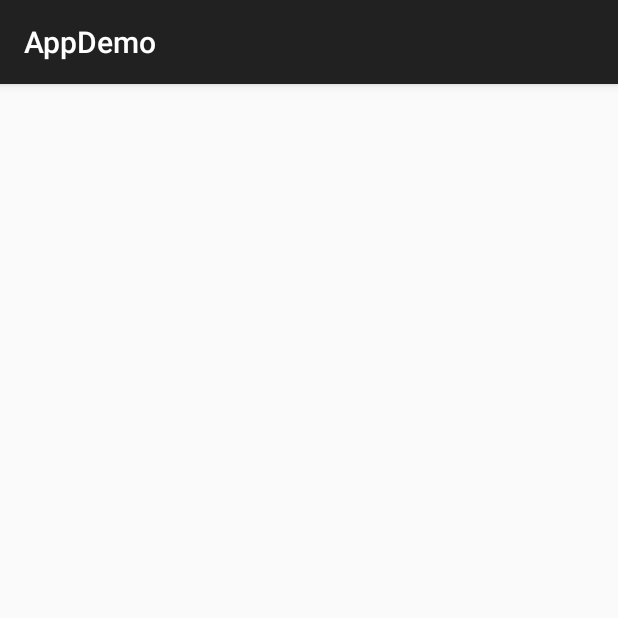
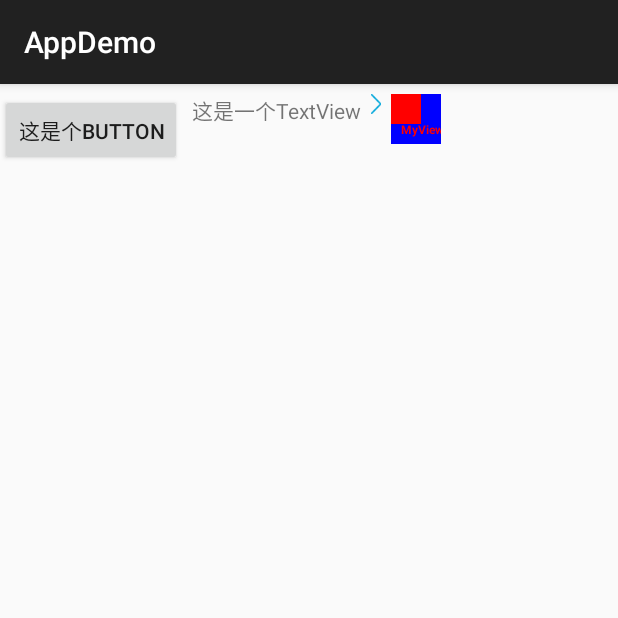
Before and after one commit to jiaowenzheng/AppDemo, an Android app: the screen it shows after launch (MyHandlerActivity), after a tap on "handler Thread", on a phone screen of 412 x 824 dp, the top half of it. Run offline under Robolectric (Android 15) with nearby library versions, the phone set to English and light mode, and no system bars.

Commit message:
增加绘制view

```diff
--- a/app/build.gradle
+++ b/app/build.gradle
@@ -2,7 +2,7 @@ apply plugin: 'com.android.application'
 
 android {
     compileSdkVersion 22
-    buildToolsVersion "23.0.0 rc3"
+    buildToolsVersion '23.0.0'
 
     defaultConfig {
         applicationId "com.jiaowenzheng.app"
--- a/app/src/main/AndroidManifest.xml
+++ b/app/src/main/AndroidManifest.xml
@@ -46,6 +46,9 @@
             android:name=".activity.ListViewActivity"
             android:label="@string/title_activity_list_view" >
         </activity>
+
+        <activity android:name=".activity.MyViewGroupActivity"/>
+
     </application>
 
 </manifest>
--- a/app/src/main/java/com/jiaowenzheng/app/MainActivity.java
+++ b/app/src/main/java/com/jiaowenzheng/app/MainActivity.java
@@ -11,6 +11,7 @@ import com.jiaowenzheng.app.activity.ListViewActivity;
 import com.jiaowenzheng.app.activity.MessengerActivity;
 import com.jiaowenzheng.app.activity.MyAidlActivity;
 import com.jiaowenzheng.app.activity.MyHandlerActivity;
+import com.jiaowenzheng.app.activity.MyViewGroupActivity;
 
 public class MainActivity extends AppCompatActivity implements View.OnClickListener{
 
@@ -18,6 +19,7 @@ public class MainActivity extends AppCompatActivity implements View.OnClickListe
     private Button mAidlBtn;
     private Button mHandlerBtn;
     private Button mListBtn;
+    private Button mViewDrawBtn;
 
 
     @Override
@@ -29,11 +31,13 @@ public class MainActivity extends AppCompatActivity implements View.OnClickListe
         mAidlBtn = (Button) findViewById(R.id.aidl_btn);
         mHandlerBtn = (Button) findViewById(R.id.handler_btn);
         mListBtn = (Button) findViewById(R.id.list_view_btn);
+        mViewDrawBtn = (Button) findViewById(R.id.view_draw_btn);
 
         mMessengerBtn.setOnClickListener(this);
         mAidlBtn.setOnClickListener(this);
         mHandlerBtn.setOnClickListener(this);
         mListBtn.setOnClickListener(this);
+        mViewDrawBtn.setOnClickListener(this);
     }
 
 
@@ -53,6 +57,9 @@ public class MainActivity extends AppCompatActivity implements View.OnClickListe
             case R.id.list_view_btn:
                 startActivity(new Intent(this, ListViewActivity.class));
                 break;
+            case R.id.view_draw_btn:
+                startActivity(new Intent(this, MyViewGroupActivity.class));
+                break;
 
         }
     }
--- a/app/src/main/java/com/jiaowenzheng/app/view/MyView.java
+++ b/app/src/main/java/com/jiaowenzheng/app/view/MyView.java
@@ -1,22 +1,32 @@
 package com.jiaowenzheng.app.view;
 
 import android.content.Context;
+import android.graphics.Canvas;
+import android.graphics.Color;
+import android.graphics.Paint;
+import android.graphics.Typeface;
 import android.util.AttributeSet;
 import android.util.Log;
-import android.view.ViewGroup;
+import android.view.View;
 
 /**
- * TODO: document your custom view class.
+ * Created by wenzheng on 2015/8/14.
  */
-public class MyView extends ViewGroup {
+public class MyView extends View {
+
+
+    private Paint mPaint = new Paint();
 
     public MyView(Context context) {
         super(context);
     }
 
-
     public MyView(Context context, AttributeSet attrs) {
         super(context, attrs);
+    }
+
+    public MyView(Context context, AttributeSet attrs, int defStyleAttr) {
+        super(context, attrs, defStyleAttr);
     }
 
 
@@ -24,18 +34,23 @@ public class MyView extends ViewGroup {
     protected void onMeasure(int widthMeasureSpec, int heightMeasureSpec) {
         super.onMeasure(widthMeasureSpec, heightMeasureSpec);
 
-        int widthMode = MeasureSpec.getMode(widthMeasureSpec);
-        int heightMode = MeasureSpec.getMode(heightMeasureSpec);
+        setMeasuredDimension(widthMeasureSpec, heightMeasureSpec);
+
         int width = MeasureSpec.getSize(widthMeasureSpec);
         int height = MeasureSpec.getSize(heightMeasureSpec);
 
-        Log.i("jiao"," widthMode "+widthMode+" heightMode "
-                +heightMode+" width "+width+" height "+height);
-
+        Log.i("jiao","  myView "+widthMeasureSpec+"  height "+heightMeasureSpec+"  www "+width+" hhh "+height);
     }
 
     @Override
-    protected void onLayout(boolean changed, int l, int t, int r, int b) {
+    protected void onDraw(Canvas canvas) {
+        super.onDraw(canvas);
 
+        mPaint.setTypeface(Typeface.defaultFromStyle(Typeface.BOLD));
+        mPaint.setColor(Color.RED);
+
+        canvas.drawColor(Color.BLUE);
+        canvas.drawRect(0,0,30,30,mPaint);
+        canvas.drawText("MyView",10,40,mPaint);
     }
 }
--- /dev/null
+++ b/app/src/main/java/com/jiaowenzheng/app/view/MyViewGroup.java
@@ -0,0 +1,96 @@
+package com.jiaowenzheng.app.view;
+
+import android.content.Context;
+import android.graphics.Canvas;
+import android.util.AttributeSet;
+import android.util.Log;
+import android.view.View;
+import android.view.ViewGroup;
+import android.widget.Button;
+import android.widget.ImageView;
+import android.widget.TextView;
+
+import com.jiaowenzheng.app.R;
+
+/**
+ * TODO: document your custom view class.
+ */
+public class MyViewGroup extends ViewGroup {
+
+    public MyViewGroup(Context context) {
+        super(context);
+    }
+
+
+    public MyViewGroup(Context context, AttributeSet attrs) {
+        super(context, attrs);
+        init();
+    }
+
+
+    public void init(){
+
+
+        Button button = new Button(getContext());
+        button.setText("这是个button");
+        addView(button);
+
+        TextView textView = new TextView(getContext());
+        textView.setText("这是一个TextView");
+        addView(textView);
+
+        ImageView imageView = new ImageView(getContext());
+        imageView.setImageResource(R.drawable.ic_array_pressed);
+        addView(imageView);
+
+        MyView view = new MyView(getContext());
+        addView(view);
+
+    }
+
+
+    @Override
+    protected void onMeasure(int widthMeasureSpec, int heightMeasureSpec) {
+        super.onMeasure(widthMeasureSpec, heightMeasureSpec);
+
+        int widthMode = MeasureSpec.getMode(widthMeasureSpec);
+        int heightMode = MeasureSpec.getMode(heightMeasureSpec);
+        int width = MeasureSpec.getSize(widthMeasureSpec);
+        int height = MeasureSpec.getSize(heightMeasureSpec);
+
+        Log.i("jiao", " widthMode " + widthMode + " heightMode "
+                + heightMode + " width " + width + " height " + height);
+        setMeasuredDimension(width, height);
+
+        for (int i = 0; i < getChildCount(); i++) {
+            View child = getChildAt(i);   //获得每个对象的引用
+            child.measure(50, 50);   //简单的设置每个子View对象的宽高为 50px , 50px
+            //或者可以调用ViewGroup父类方法measureChild()或者measureChildWithMargins()方法
+
+        }
+    }
+
+    @Override
+    protected void onLayout(boolean changed, int l, int t, int r, int b) {
+
+        int childrenCount = getChildCount();
+
+        int startLeft = 0;
+        int startTop = 10;
+
+        for(int i = 0;i < childrenCount;i++){
+            View children = getChildAt(i);
+            children.layout(startLeft,startTop,startLeft + children.getMeasuredWidth(),
+                    startTop + children.getMeasuredHeight());
+
+            startLeft = startLeft + children.getMeasuredWidth() + 10;
+
+        }
+
+    }
+
+    @Override
+    protected void dispatchDraw(Canvas canvas) {
+        super.dispatchDraw(canvas);
+    }
+}
--- a/app/src/main/res/layout/activity_handler.xml
+++ b/app/src/main/res/layout/activity_handler.xml
@@ -4,7 +4,7 @@
     android:layout_height="match_parent"
     android:orientation="vertical">
 
-    <com.jiaowenzheng.app.view.MyView
+    <com.jiaowenzheng.app.view.MyViewGroup
         android:layout_width="match_parent"
         android:layout_height="wrap_content"/>
 
--- a/app/src/main/res/layout/activity_main.xml
+++ b/app/src/main/res/layout/activity_main.xml
@@ -42,4 +42,12 @@
         android:textAllCaps="false"
         />
 
+    <Button
+        android:id="@+id/view_draw_btn"
+        android:layout_width="match_parent"
+        android:layout_height="wrap_content"
+        android:text="View Draw "
+        android:textAllCaps="false"
+        />
+
 </LinearLayout>
--- a/app/src/main/res/values/attrs_my_view.xml
+++ b/app/src/main/res/values/attrs_my_view.xml
@@ -1,5 +1,5 @@
 <resources>
-    <declare-styleable name="MyView">
+    <declare-styleable name="MyViewGroupActivity">
         <attr name="exampleString" format="string" />
         <attr name="exampleDimension" format="dimension" />
         <attr name="exampleColor" format="color" />
```
